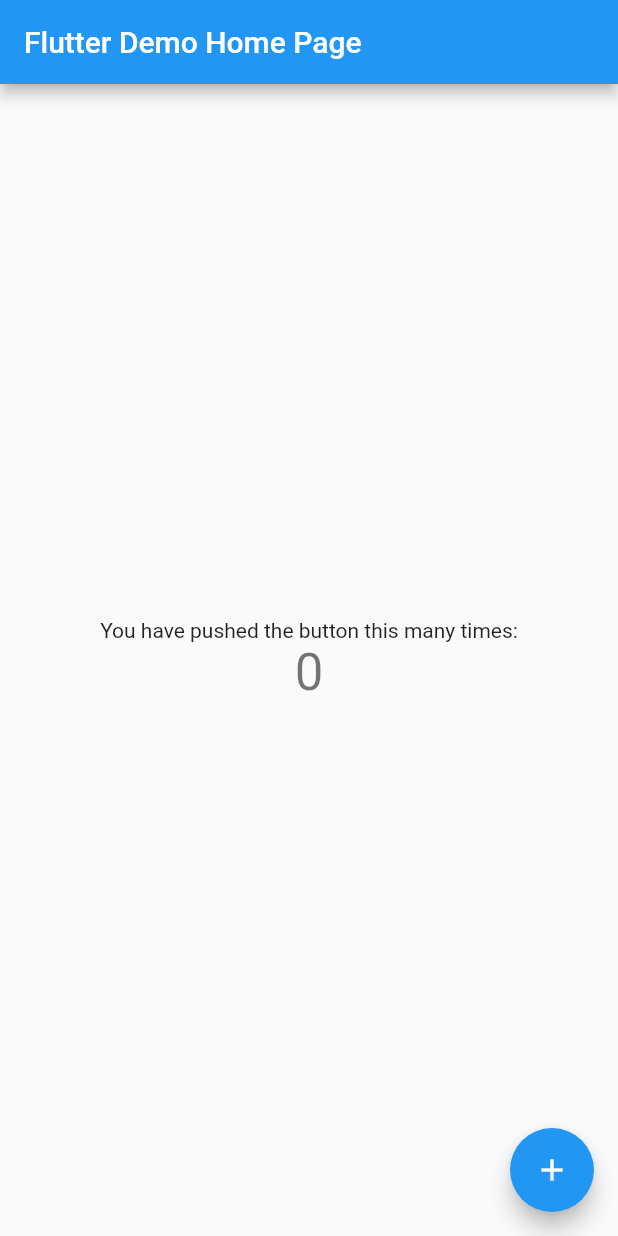
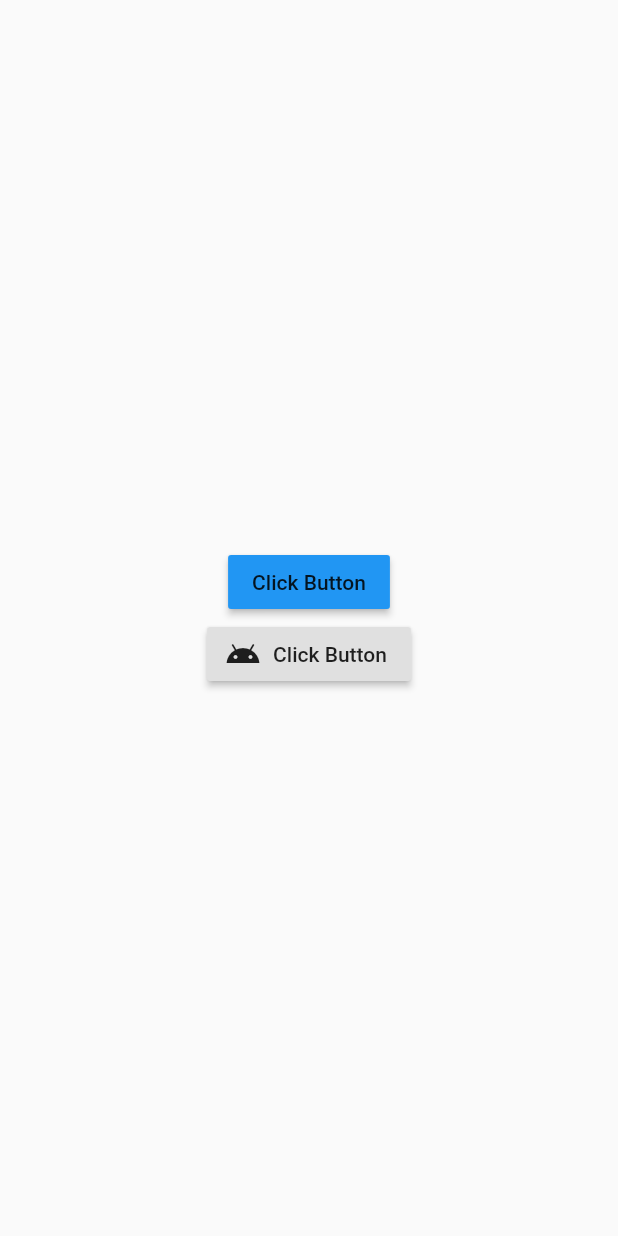
Before and after one commit to gesse-fernandes/06CriandoWidgets, a Flutter app: the screen it shows after launch, on a phone screen of 412 x 824 dp. Run offline on Flutter 3.47's test engine with Material 2 defaults, Android fonts, the phone set to English and light mode, and no system bars.

Commit message:
recriando raised button mais lindo e top

```diff
--- a/lib/main.dart
+++ b/lib/main.dart
@@ -12,104 +12,42 @@
   Widget build(BuildContext context) {
     return MaterialApp(
       title: 'Flutter Demo',
-      theme: ThemeData(
-        // This is the theme of your application.
-        //
-        // Try running your application with "flutter run". You'll see the
-        // application has a blue toolbar. Then, without quitting the app, try
-        // changing the primarySwatch below to Colors.green and then invoke
-        // "hot reload" (press "r" in the console where you ran "flutter run",
-        // or simply save your changes to "hot reload" in a Flutter IDE).
-        // Notice that the counter didn't reset back to zero; the application
-        // is not restarted.
-        primarySwatch: Colors.blue,
+      theme: ThemeData(),
+      home: Scaffold(
+        body: HomeWidget(),
       ),
-      home: const MyHomePage(title: 'Flutter Demo Home Page'),
     );
   }
 }
 
-class MyHomePage extends StatefulWidget {
-  const MyHomePage({Key? key, required this.title}) : super(key: key);
-
-  // This widget is the home page of your application. It is stateful, meaning
-  // that it has a State object (defined below) that contains fields that affect
-  // how it looks.
-
-  // This class is the configuration for the state. It holds the values (in this
-  // case the title) provided by the parent (in this case the App widget) and
-  // used by the build method of the State. Fields in a Widget subclass are
-  // always marked "final".
-
-  final String title;
-
-  @override
-  State<MyHomePage> createState() => _MyHomePageState();
-}
-
-class _MyHomePageState extends State<MyHomePage> {
-  int _counter = 0;
-
-  void _incrementCounter() {
-    setState(() {
-      // This call to setState tells the Flutter framework that something has
-      // changed in this State, which causes it to rerun the build method below
-      // so that the display can reflect the updated values. If we changed
-      // _counter without calling setState(), then the build method would not be
-      // called again, and so nothing would appear to happen.
-      _counter++;
-    });
-  }
+class HomeWidget extends StatelessWidget {
+  const HomeWidget({Key? key}) : super(key: key);
 
   @override
   Widget build(BuildContext context) {
-    // This method is rerun every time setState is called, for instance as done
-    // by the _incrementCounter method above.
-    //
-    // The Flutter framework has been optimized to make rerunning build methods
-    // fast, so that you can just rebuild anything that needs updating rather
-    // than having to individually change instances of widgets.
-    return Scaffold(
-      appBar: AppBar(
-        // Here we take the value from the MyHomePage object that was created by
-        // the App.build method, and use it to set our appbar title.
-        title: Text(widget.title),
+    return Container(
+      height: double.infinity,
+      width: double.infinity,
+      child: Column(
+        mainAxisAlignment: MainAxisAlignment.center,
+        crossAxisAlignment: CrossAxisAlignment.center,
+        children: <Widget>[
+          RaisedButton(
+
+            onPressed: () {
+              print("RAISEDBUTTON");
+            },
+            color: Colors.blue,
+            child: Text("Click Button"),
+          ),
+          RaisedButton.icon(
+              onPressed: () {
+                print("RAISEDBUTTON ICON");
+              },
+              icon: Icon(Icons.android),
+              label: Text("Click Button"))
+        ],
       ),
-      body: Center(
-        // Center is a layout widget. It takes a single child and positions it
-        // in the middle of the parent.
-        child: Column(
-          // Column is also a layout widget. It takes a list of children and
-          // arranges them vertically. By default, it sizes itself to fit its
-          // children horizontally, and tries to be as tall as its parent.
-          //
-          // Invoke "debug painting" (press "p" in the console, choose the
-          // "Toggle Debug Paint" action from the Flutter Inspector in Android
-          // Studio, or the "Toggle Debug Paint" command in Visual Studio Code)
-          // to see the wireframe for each widget.
-          //
-          // Column has various properties to control how it sizes itself and
-          // how it positions its children. Here we use mainAxisAlignment to
-          // center the children vertically; the main axis here is the vertical
-          // axis because Columns are vertical (the cross axis would be
-          // horizontal).
-          mainAxisAlignment: MainAxisAlignment.center,
-          children: <Widget>[
-            const Text(
-              'You have pushed the button this many times:',
-            ),
-            Text(
-              '$_counter',
-              style: Theme.of(context).textTheme.headline4,
-            ),
-          ],
-        ),
-      ),
-      floatingActionButton: FloatingActionButton(
-        onPressed: _incrementCounter,
-        tooltip: 'Increment',
-        child: const Icon(Icons.add),
-      ), // This trailing comma makes auto-formatting nicer for build methods.
     );
   }
 }
```
